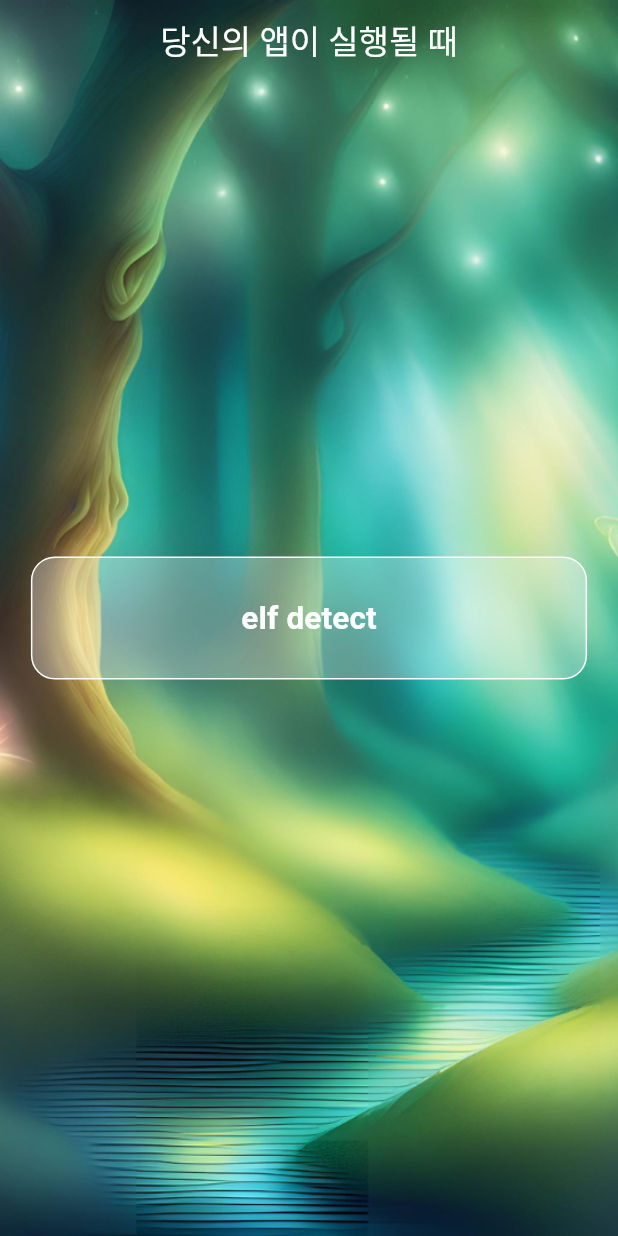
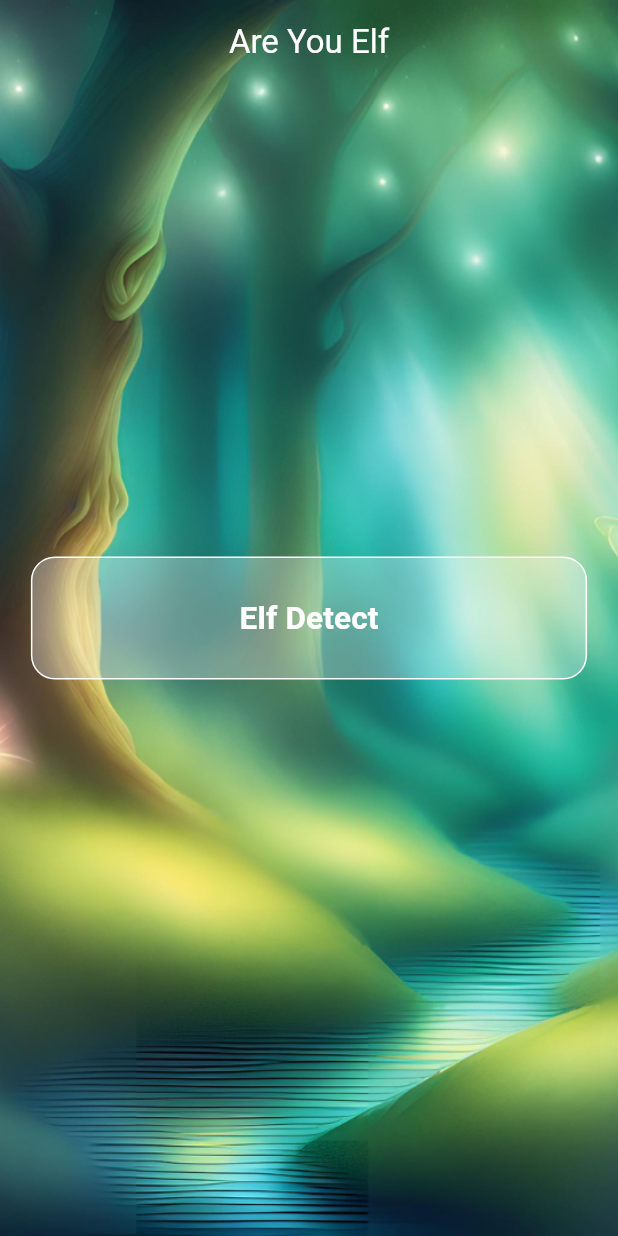
Before and after one commit to whenyourapprun/AreYouElf, a Flutter app: the screen it shows after launch, on a phone screen of 412 x 824 dp. Run offline on Flutter 3.47's test engine with Material 3 defaults, Android fonts, the light colour scheme and no system bars; our stand-ins replace camera, google_fonts; missing offline and left inert: exif, google_mlkit_commons, google_mlkit_face_detection, pytorch_lite, tflite_flutter.

```diff
--- a/lib/pages/home_page.dart
+++ b/lib/pages/home_page.dart
@@ -1,8 +1,5 @@
-import 'package:are_you_elf/models/constant.dart';
 import 'package:are_you_elf/models/screen_params.dart';
 import 'package:are_you_elf/pages/elf_page.dart';
-import 'package:are_you_elf/pages/object_detect.dart';
-import 'package:are_you_elf/pages/test_page.dart';
 import 'package:flutter/material.dart';
 
 class HomePage extends StatelessWidget {
@@ -14,7 +11,7 @@ class HomePage extends StatelessWidget {
     return Scaffold(
       appBar: AppBar(
         title: const Text(
-          '당신의 앱이 실행될 때',
+          'Are You Elf',
           style: TextStyle(color: Colors.white),
         ),
         centerTitle: true,
@@ -53,7 +50,7 @@ class HomePage extends StatelessWidget {
                     );
                   },
                   child: const Text(
-                    'elf detect',
+                    'Elf Detect',
                     style: TextStyle(
                       color: Colors.white,
                       fontSize: 21,
```
